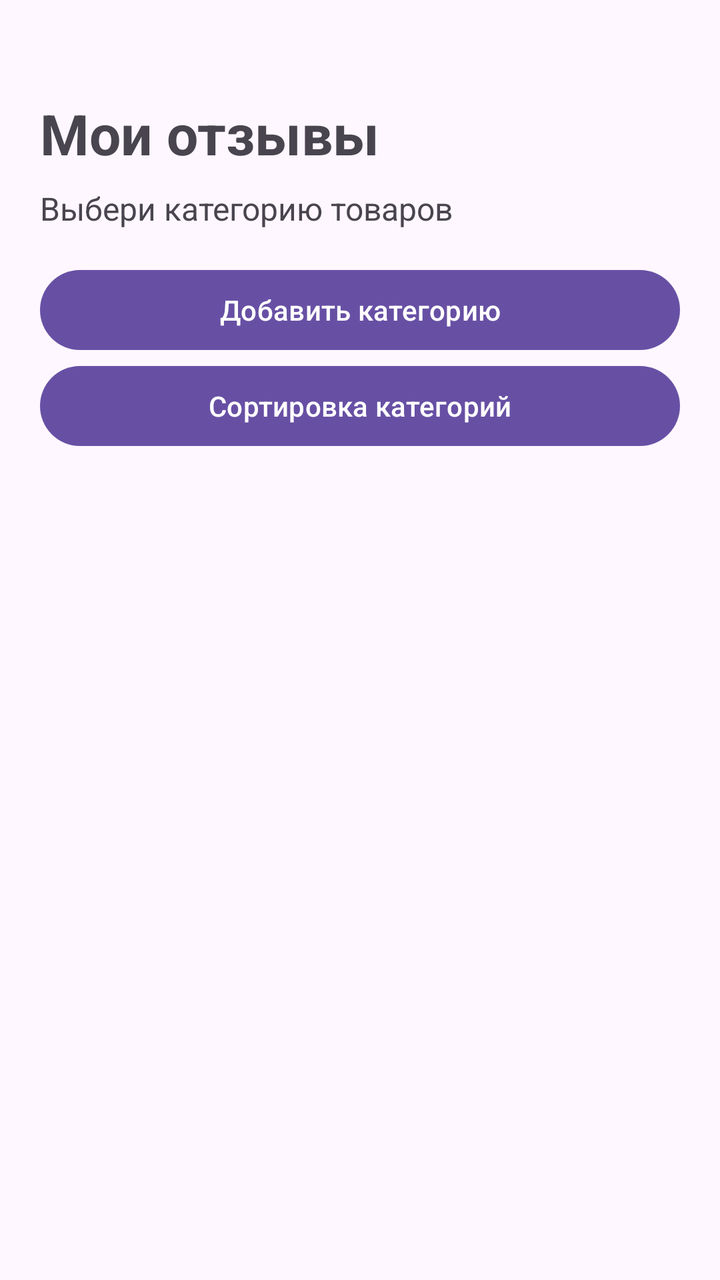
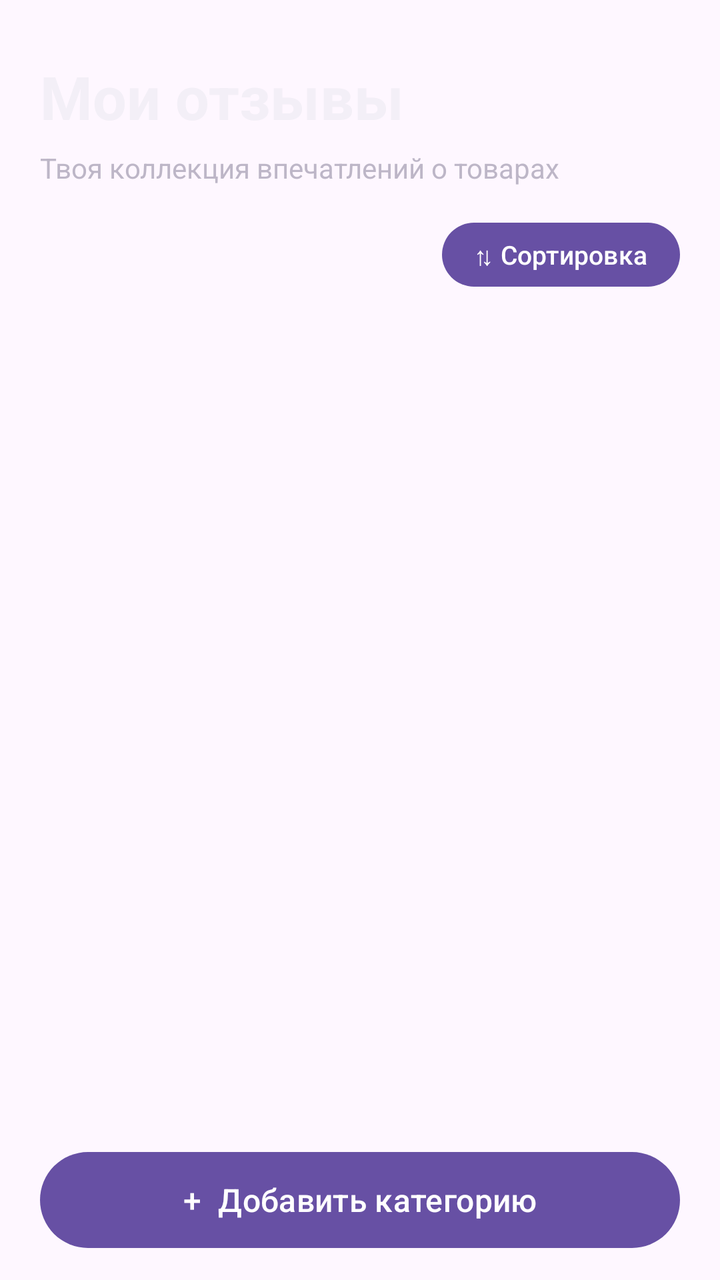

An Android layout rendered at two revisions. The XML below is the earlier revision; the diff shows what the commit changed to produce the second picture.
<!-- AndroidManifest.xml: application theme Theme.MyReviews -->
<!-- res/layout/activity_main.xml -->
<?xml version="1.0" encoding="utf-8"?>
<LinearLayout xmlns:android="http://schemas.android.com/apk/res/android"
    android:layout_width="match_parent"
    android:layout_height="match_parent"
    android:orientation="vertical"
    android:padding="20dp">

    <TextView
        android:id="@+id/tvTitle"
        android:layout_width="match_parent"
        android:layout_height="wrap_content"
        android:paddingTop="28dp"
        android:text="Мои отзывы"
        android:textSize="28sp"
        android:textStyle="bold" />

    <TextView
        android:layout_width="match_parent"
        android:layout_height="wrap_content"
        android:layout_marginTop="8dp"
        android:text="Выбери категорию товаров"
        android:textSize="16sp" />

    <Button
        android:id="@+id/btnAddCategory"
        android:layout_width="match_parent"
        android:layout_height="wrap_content"
        android:layout_marginTop="16dp"
        android:text="Добавить категорию" />

    <Button
        android:id="@+id/btnSortCategories"
        android:layout_width="match_parent"
        android:layout_height="wrap_content"
        android:text="Сортировка категорий" />

    <ListView
        android:id="@+id/listCategories"
        android:layout_width="match_parent"
        android:layout_height="0dp"
        android:layout_weight="1"
        android:layout_marginTop="12dp"
        android:dividerHeight="1dp" />

</LinearLayout>
<!-- resources referenced by this layout -->
<resources>
  <style name="Theme.MyReviews" parent="Base.Theme.MyReviews" />
  <style name="Base.Theme.MyReviews" parent="Theme.Material3.DayNight.NoActionBar">
          
          
      </style>
</resources>

<!-- the commit's change to res/layout/activity_main.xml (unified diff, before → after) -->
@@ -1,45 +1,64 @@
 <?xml version="1.0" encoding="utf-8"?>
 <LinearLayout xmlns:android="http://schemas.android.com/apk/res/android"
+    android:id="@+id/main"
     android:layout_width="match_parent"
     android:layout_height="match_parent"
     android:orientation="vertical"
-    android:padding="20dp">
+    android:paddingStart="20dp"
+    android:paddingEnd="20dp"
+    android:paddingTop="16dp"
+    android:paddingBottom="12dp">
 
     <TextView
         android:id="@+id/tvTitle"
         android:layout_width="match_parent"
         android:layout_height="wrap_content"
-        android:paddingTop="28dp"
+        android:paddingTop="12dp"
         android:text="Мои отзывы"
-        android:textSize="28sp"
+        android:textColor="#F3EFF7"
+        android:textSize="30sp"
         android:textStyle="bold" />
 
     <TextView
         android:layout_width="match_parent"
         android:layout_height="wrap_content"
-        android:layout_marginTop="8dp"
-        android:text="Выбери категорию товаров"
-        android:textSize="16sp" />
-
-    <Button
-        android:id="@+id/btnAddCategory"
-        android:layout_width="match_parent"
-        android:layout_height="wrap_content"
-        android:layout_marginTop="16dp"
-        android:text="Добавить категорию" />
+        android:layout_marginTop="6dp"
+        android:text="Твоя коллекция впечатлений о товарах"
+        android:textColor="#BDB6C7"
+        android:textSize="14sp" />
 
     <Button
         android:id="@+id/btnSortCategories"
-        android:layout_width="match_parent"
-        android:layout_height="wrap_content"
-        android:text="Сортировка категорий" />
+        android:layout_width="wrap_content"
+        android:layout_height="40dp"
+        android:layout_gravity="end"
+        android:layout_marginTop="14dp"
+        android:minWidth="0dp"
+        android:paddingStart="16dp"
+        android:paddingEnd="16dp"
+        android:text="⇅ Сортировка"
+        android:textAllCaps="false"
+        android:textSize="13sp" />
 
     <ListView
         android:id="@+id/listCategories"
         android:layout_width="match_parent"
         android:layout_height="0dp"
         android:layout_weight="1"
-        android:layout_marginTop="12dp"
-        android:dividerHeight="1dp" />
+        android:layout_marginTop="8dp"
+        android:clipToPadding="false"
+        android:divider="@android:color/transparent"
+        android:dividerHeight="8dp"
+        android:listSelector="@android:color/transparent"
+        android:paddingBottom="8dp" />
+
+    <Button
+        android:id="@+id/btnAddCategory"
+        android:layout_width="match_parent"
+        android:layout_height="56dp"
+        android:layout_marginTop="8dp"
+        android:text="+  Добавить категорию"
+        android:textAllCaps="false"
+        android:textSize="16sp" />
 
 </LinearLayout>
